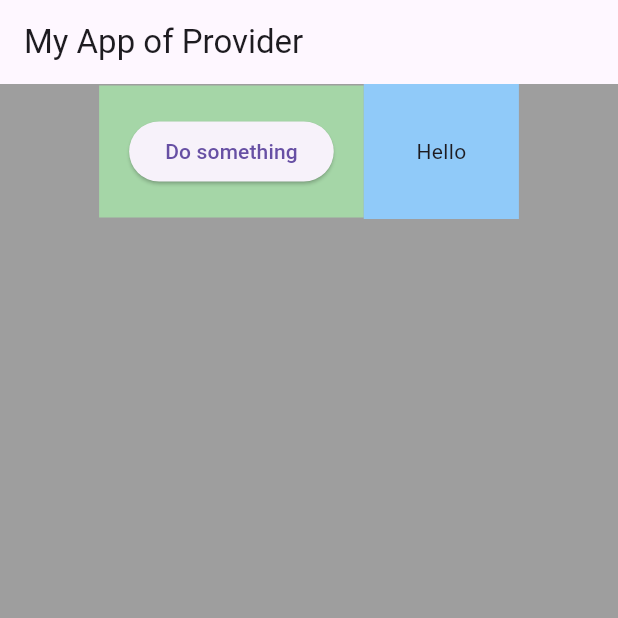
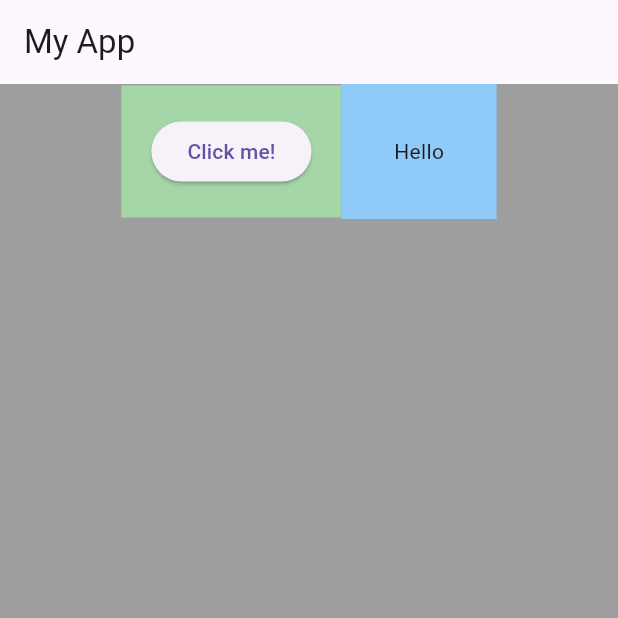
Before and after one commit to Mat1lda/test_provider, a Flutter app: the screen it shows after launch, on a phone screen of 412 x 824 dp, the top half of it. Run offline on Flutter 3.47's test engine with Material 3 defaults, Android fonts, the phone set to English and light mode, and no system bars.

Commit message:
change  a lil

```diff
--- a/lib/main.dart
+++ b/lib/main.dart
@@ -8,11 +8,47 @@ void main() {
 class MyApp extends StatelessWidget {
   @override
   Widget build(BuildContext context) {
-    return ChangeNotifierProvider<MyModel>(
-      create: (context) => MyModel(),
+    var myData = MyModel();
+
+    return MultiProvider(
+      providers: [
+        ChangeNotifierProvider<MyModel>(
+          create: (BuildContext context) {
+            return MyModel();
+          },
+        ),
+
+        Provider<String>(
+          create: (ctx) {
+            return "hihi";
+          },
+        ),
+
+      ],
       child: MaterialApp(
-        home: Scaffold(
-          appBar: AppBar(title: Text('My App of Provider')),
+        home: _buildHomeScreen(),
+      ),
+    );
+
+    // return Provider<String>(
+    //   create: (ctx) {
+    //     return "CodeFresher - lesson 9";
+    //   },
+    //   child: ChangeNotifierProvider<MyModel>(
+    //     create: (BuildContext context) {
+    //       return MyModel();
+    //     },
+    //     child: MaterialApp(
+    //       home: _buildHomeScreen(),
+    //     ),
+    //   ),
+    // );
+  }
+}
+
+_buildHomeScreen() {
+  return Scaffold(
+    appBar: AppBar(title: Text('My App')),
     backgroundColor: Colors.grey,
     body: Row(
       mainAxisAlignment: MainAxisAlignment.center,
@@ -21,27 +57,23 @@ class MyApp extends StatelessWidget {
         Container(
           padding: const EdgeInsets.all(20),
           color: Colors.green[200],
-                child: Consumer<MyModel>(
-                  builder:
-                      (BuildContext context, MyModel mymodel, Widget? child) {
+          child: Builder(
+            builder: (BuildContext context) {
               return ElevatedButton(
-                      child: Text('Do something'),
                 onPressed: () {
-                        mymodel.doSomething();
+                  //myData.doSomething();
+
+                  MyModel data = Provider.of<MyModel>(context, listen: false);
+                  data.doSomething();
+
+                  String sData = Provider.of<String>(context, listen: false);
+                  ScaffoldMessenger.of(context)
+                      .showSnackBar(SnackBar(content: Text(sData)));
                 },
+                child: Text('Click me!'),
               );
             },
           ),
-                // child: Consumer<MyModel>(
-                //   builder: (context, mymodel, child) {
-                //     return ElevatedButton(
-                //       child: Text('Do something'),
-                //       onPressed: () {
-                //         mymodel.doSomething();
-                //       },
-                //     );
-                //   },
-                // ),
         ),
         Container(
           padding: const EdgeInsets.all(35),
@@ -54,21 +86,18 @@ class MyApp extends StatelessWidget {
         ),
       ],
     ),
-        ),
-      ),
   );
 }
-}
 
-class MyModel with ChangeNotifier{
+class MyModel extends ChangeNotifier {
   String text = "Hello";
 
   void doSomething() {
-    if(text == 'World')
+    if (text == "Hello")
+      text = "World";
+    else
       text = "Hello";
-    else{
-      text = "World";
-    }
+
     notifyListeners();
   }
 }
```
Lines whose indentation alone changed are shown as unchanged.
